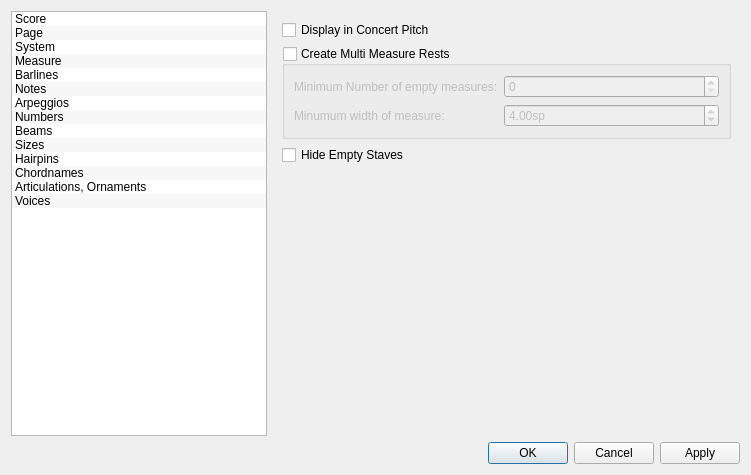
This is mscore/mscore/editstyle.ui in musescore/musescore-old as Qt 5 draws it before an edit. The edited form follows.
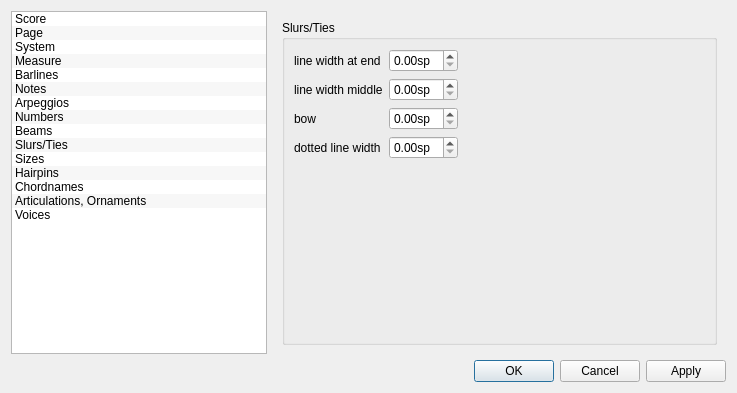
This is the edited form. The open tabs and pages were chosen to show the change. Icons and pictures are not drawn.

```diff
--- a/mscore/mscore/editstyle.ui
+++ b/mscore/mscore/editstyle.ui
@@ -6,8 +6,8 @@
    <rect>
     <x>0</x>
     <y>0</y>
-    <width>751</width>
-    <height>475</height>
+    <width>737</width>
+    <height>362</height>
    </rect>
   </property>
   <property name="windowTitle">
@@ -82,6 +82,11 @@
        <string>Beams</string>
       </property>
      </item>
+     <item>
+      <property name="text">
+       <string>Slurs/Ties</string>
+      </property>
+     </item>
      <item>
       <property name="text">
        <string>Sizes</string>
@@ -1545,6 +1550,144 @@
        </item>
       </layout>
      </widget>
+     <widget class="QWidget" name="page_2">
+      <layout class="QVBoxLayout" name="verticalLayout_13">
+       <item>
+        <widget class="QGroupBox" name="groupBox_9">
+         <property name="title">
+          <string>Slurs/Ties</string>
+         </property>
+         <property name="flat">
+          <bool>true</bool>
+         </property>
+         <layout class="QGridLayout" name="gridLayout_3">
+          <item row="0" column="0">
+           <layout class="QFormLayout" name="formLayout_9">
+            <item row="0" column="0">
+             <widget class="QLabel" name="label_30">
+              <property name="text">
+               <string>line width at end</string>
+              </property>
+             </widget>
+            </item>
+            <item row="0" column="1">
+             <widget class="QDoubleSpinBox" name="slurEndLineWidth">
+              <property name="sizePolicy">
+               <sizepolicy hsizetype="Preferred" vsizetype="Fixed">
+                <horstretch>0</horstretch>
+                <verstretch>0</verstretch>
+               </sizepolicy>
+              </property>
+              <property name="suffix">
+               <string>sp</string>
+              </property>
+              <property name="singleStep">
+               <double>0.050000000000000</double>
+              </property>
+             </widget>
+            </item>
+            <item row="1" column="0">
+             <widget class="QLabel" name="label_31">
+              <property name="text">
+               <string>line width middle</string>
+              </property>
+             </widget>
+            </item>
+            <item row="1" column="1">
+             <widget class="QDoubleSpinBox" name="slurMidLineWidth">
+              <property name="sizePolicy">
+               <sizepolicy hsizetype="Preferred" vsizetype="Fixed">
+                <horstretch>0</horstretch>
+                <verstretch>0</verstretch>
+               </sizepolicy>
+              </property>
+              <property name="suffix">
+               <string>sp</string>
+              </property>
+              <property name="singleStep">
+               <double>0.050000000000000</double>
+              </property>
+             </widget>
+            </item>
+            <item row="2" column="0">
+             <widget class="QLabel" name="label_32">
+              <property name="text">
+               <string>bow</string>
+              </property>
+             </widget>
+            </item>
+            <item row="2" column="1">
+             <widget class="QDoubleSpinBox" name="slurBow">
+              <property name="sizePolicy">
+               <sizepolicy hsizetype="Preferred" vsizetype="Fixed">
+                <horstretch>0</horstretch>
+                <verstretch>0</verstretch>
+               </sizepolicy>
+              </property>
+              <property name="suffix">
+               <string>sp</string>
+              </property>
+              <property name="singleStep">
+               <double>0.050000000000000</double>
+              </property>
+             </widget>
+            </item>
+            <item row="3" column="0">
+             <widget class="QLabel" name="label_33">
+              <property name="text">
+               <string>dotted line width</string>
+              </property>
+             </widget>
+            </item>
+            <item row="3" column="1">
+             <widget class="QDoubleSpinBox" name="slurDottedLineWidth">
+              <property name="sizePolicy">
+               <sizepolicy hsizetype="Preferred" vsizetype="Fixed">
+                <horstretch>0</horstretch>
+                <verstretch>0</verstretch>
+               </sizepolicy>
+              </property>
+              <property name="suffix">
+               <string>sp</string>
+              </property>
+              <property name="singleStep">
+               <double>0.050000000000000</double>
+              </property>
+             </widget>
+            </item>
+           </layout>
+          </item>
+          <item row="0" column="1">
+           <spacer name="horizontalSpacer">
+            <property name="orientation">
+             <enum>Qt::Horizontal</enum>
+            </property>
+            <property name="sizeHint" stdset="0">
+             <size>
+              <width>247</width>
+              <height>20</height>
+             </size>
+            </property>
+           </spacer>
+          </item>
+          <item row="1" column="1">
+           <spacer name="verticalSpacer_4">
+            <property name="orientation">
+             <enum>Qt::Vertical</enum>
+            </property>
+            <property name="sizeHint" stdset="0">
+             <size>
+              <width>20</width>
+              <height>260</height>
+             </size>
+            </property>
+           </spacer>
+          </item>
+         </layout>
+        </widget>
+       </item>
+      </layout>
+     </widget>
      <widget class="QWidget" name="Seite_2">
       <layout class="QGridLayout" name="gridLayout">
        <item row="0" column="0">
```
Left out of the diff: 2 changed lines with no effect on the pictures.
